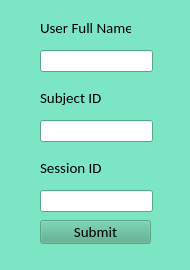
First picture: the form in src/aind_mesoscope_user_schema_ui/ui/form.ui, repository AllenNeuralDynamics/meso-prepare-transfer, before the edit.
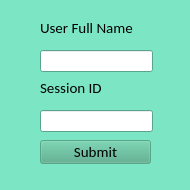
Second picture: the form after the edit.

```diff
--- a/src/aind_mesoscope_user_schema_ui/ui/form.ui
+++ b/src/aind_mesoscope_user_schema_ui/ui/form.ui
@@ -7,19 +7,19 @@
     <x>0</x>
     <y>0</y>
     <width>190</width>
-    <height>270</height>
+    <height>190</height>
    </rect>
   </property>
   <property name="minimumSize">
    <size>
     <width>190</width>
-    <height>270</height>
+    <height>190</height>
    </size>
   </property>
   <property name="maximumSize">
    <size>
     <width>190</width>
-    <height>270</height>
+    <height>190</height>
    </size>
   </property>
   <property name="palette">
@@ -509,7 +509,7 @@
     <rect>
      <x>40</x>
      <y>20</y>
-     <width>91</width>
+     <width>101</width>
      <height>16</height>
     </rect>
    </property>
@@ -524,40 +524,11 @@
     <string>User Full Name</string>
    </property>
   </widget>
-  <widget class="QLineEdit" name="subjectIdLineEdit">
-   <property name="geometry">
-    <rect>
-     <x>40</x>
-     <y>120</y>
-     <width>113</width>
-     <height>22</height>
-    </rect>
-   </property>
-  </widget>
-  <widget class="QLabel" name="subjectIdLabel">
-   <property name="geometry">
-    <rect>
-     <x>40</x>
-     <y>90</y>
-     <width>101</width>
-     <height>16</height>
-    </rect>
-   </property>
-   <property name="font">
-    <font>
-     <family>Calibri</family>
-     <pointsize>11</pointsize>
-    </font>
-   </property>
-   <property name="text">
-    <string>Subject ID</string>
-   </property>
-  </widget>
   <widget class="QPushButton" name="submitPushButton">
    <property name="geometry">
     <rect>
      <x>40</x>
-     <y>220</y>
+     <y>140</y>
      <width>111</width>
      <height>24</height>
     </rect>
@@ -613,7 +584,7 @@
    <property name="geometry">
     <rect>
      <x>40</x>
-     <y>160</y>
+     <y>80</y>
      <width>101</width>
      <height>16</height>
     </rect>
@@ -632,7 +603,7 @@
    <property name="geometry">
     <rect>
      <x>40</x>
-     <y>190</y>
+     <y>110</y>
      <width>113</width>
      <height>22</height>
     </rect>
```
